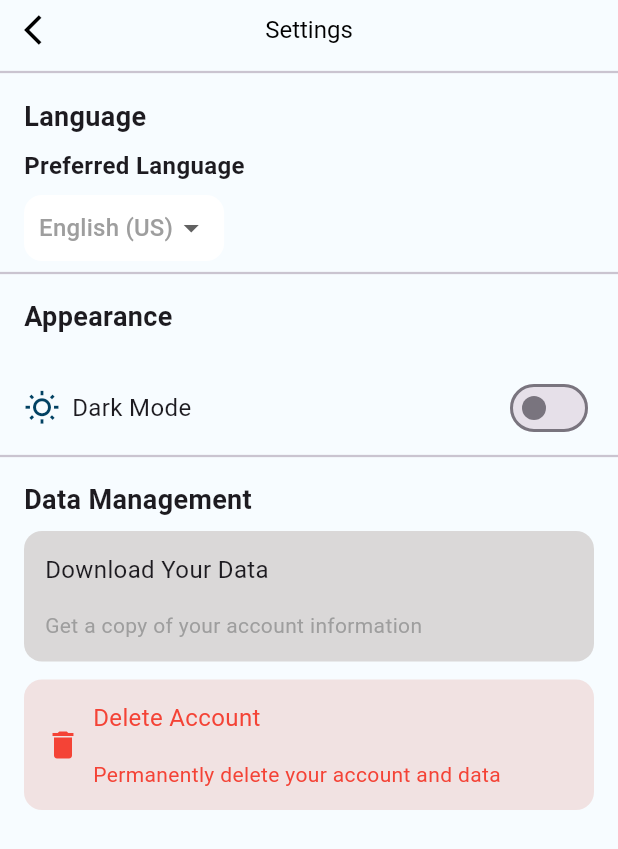
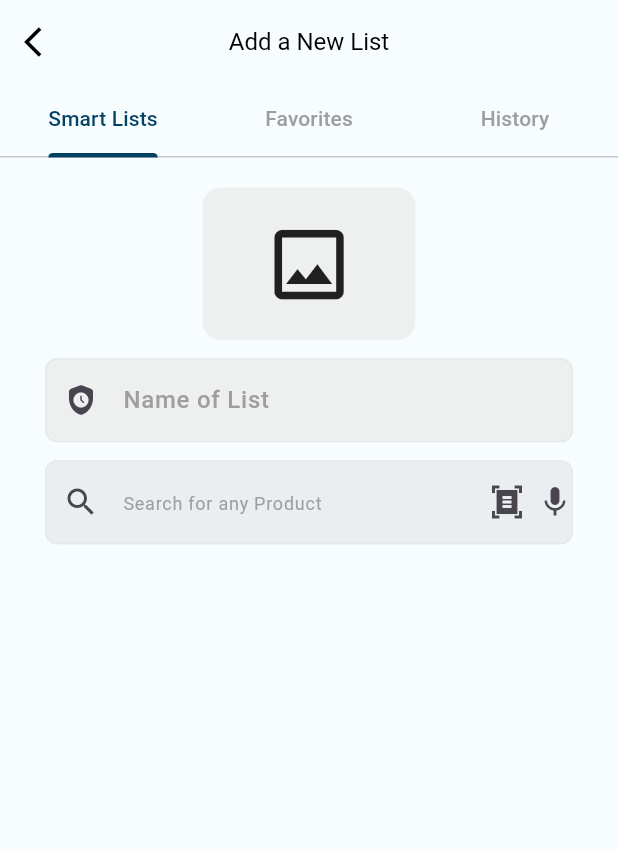
Before and after one commit to Elfouly282/grocery3, a Flutter app: the screen it shows after launch, on a phone screen of 412 x 824 dp. Shown: the top 849 px of the screen. Run offline on Flutter 3.47's test engine with Material 3 defaults, Android fonts, the phone set to English and light mode, and no system bars; our stand-ins replace bloc, cached_network_image, dartz, dio, flutter_bloc, flutter_html and 6 more; missing offline and left inert: data_connection_checker_tv.

Commit message:
Add New List Body

```diff
--- /dev/null
+++ b/lib/Features/Add_New_List/presentation/views/AddNewListView.dart
@@ -0,0 +1,18 @@
+
+import 'package:flutter/material.dart';
+import 'package:grocery3/Features/Add_New_List/presentation/views/widgets/AddNewList_ViewBody.dart';
+
+import '../../../../core/shared_widgets/custom_app_bar.dart';
+import '../../../../main.dart';
+
+class AddnewListView extends StatelessWidget {
+  const AddnewListView({Key? key}) : super(key: key);
+
+  @override
+  Widget build(BuildContext context) {
+    return Scaffold(
+      appBar: CustomAppBar(title: "Add a New List"),
+      body: AddNewListViewBody(),
+    );
+  }
+}
--- /dev/null
+++ b/lib/Features/Add_New_List/presentation/views/widgets/AddNewList_ViewBody.dart
@@ -0,0 +1,109 @@
+import 'package:flutter/material.dart';
+import 'package:grocery3/Features/Add_New_List/presentation/views/widgets/CustomSearchTextField.dart';
+import 'package:grocery3/Features/Add_New_List/presentation/views/widgets/CustomTextField.dart';
+import 'package:grocery3/Features/notification/presentation/views/Custom_BackgroundContainer.dart';
+import 'package:grocery3/core/utils/theme/app_colors.dart';
+
+import '../../../../../core/shared_widgets/custom_app_bar.dart';
+import '../../../../../main.dart';
+
+class AddNewListViewBody extends StatelessWidget {
+  const AddNewListViewBody({Key? key}) : super(key: key);
+
+  @override
+  Widget build(BuildContext context) {
+    return DefaultTabController(
+      length: 3,
+      child: Column(
+        children: [
+          TabBar(
+            labelColor: AppColors.secondary,
+            unselectedLabelColor: Colors.grey,
+            indicatorColor: AppColors.secondary,
+            indicatorWeight: 3,
+            tabs: const [
+              Tab(text: "Smart Lists"),
+              Tab(text: "Favorites"),
+              Tab(text: "History"),
+            ],
+          ),
+          Expanded(
+            child: TabBarView(
+              children: [
+                SmartestLisView(),
+                Center(child: Text("Favorites Content")),
+                Center(child: Text("History Content")),
+              ],
+            ),
+          ),
+        ],
+      ),
+    );
+  }
+}
+
+class SmartestLisView extends StatelessWidget {
+  const SmartestLisView({Key? key}) : super(key: key);
+
+  @override
+  Widget build(BuildContext context) {
+    return CustomScrollView(
+      slivers: [
+        SliverToBoxAdapter(
+          child: Padding(
+            padding: EdgeInsets.symmetric(horizontal: 30),
+            child: Column(
+              children: [
+                const SizedBox(height: 20),
+                Container(
+                  padding: EdgeInsets.symmetric(horizontal: 40, vertical: 20),
+                  decoration: ShapeDecoration(
+                    shape: RoundedRectangleBorder(
+                      borderRadius: BorderRadiusGeometry.circular(12),
+                    ),
+                    color: AppColors.lightGrey,
+                  ),
+                  child: Icon(
+                    Icons.image_outlined,
+                    size: MediaQuery.of(context).size.width * .15,
+                  ),
+                ),
+                const SizedBox(height: 12),
+                CustomTextFormField(
+                  hintText: "Name of List",
+                  filledColor: AppColors.lightGrey,
+                  prefixIcon: Icon(Icons.safety_check_rounded),
+                  hintStyle: TextStyle(
+                    color: AppColors.grey,
+                    fontSize: 16,
+                    fontWeight: FontWeight.w500,
+                  ),
+                ),
+                SizedBox(height: 12),
+                CustomTextSearchField(
+                  hintText: "Search for any Product",
+                  hintStyle: TextStyle(
+                    color: AppColors.grey,
+                    fontSize: 12,
+                    fontWeight: FontWeight.w400,
+                  ),
+                  filledColor: Color(0xffEAEEF0),
+                  prefixIcon: Icon(Icons.search),
+                  suffixIcon: Row(
+                    mainAxisSize: MainAxisSize.min,
+                    children: [
+                      Icon(Icons.document_scanner_sharp),
+                      SizedBox(width: 8),
+                      Icon(Icons.mic),
+                    ],
+                  ),
+                ),
+                SizedBox(height: 12,),
+              ],
+            ),
+          ),
+        ),
+      ],
+    );
+  }
+}
--- /dev/null
+++ b/lib/Features/Add_New_List/presentation/views/widgets/CustomSearchTextField.dart
@@ -0,0 +1,61 @@
+import 'package:flutter/material.dart';
+
+class CustomTextSearchField extends StatelessWidget {
+  final String? hintText;
+
+
+
+
+  final void Function(String?)? onSaved;
+  final void Function(String?)? onchanged;
+  final Color? filledColor;
+  final Widget? suffixIcon;
+  final Widget? prefixIcon;
+  final TextStyle? hintStyle;
+
+  const CustomTextSearchField({
+    super.key,
+    this.hintStyle,
+    this.suffixIcon,
+    this.filledColor,
+    this.onchanged,
+    this.hintText,
+    this.onSaved,
+    this.prefixIcon,
+
+  });
+
+  @override
+  Widget build(BuildContext context) {
+    return TextField(
+
+
+      onChanged: onchanged,
+
+
+      decoration: InputDecoration(
+        filled: true,
+        hintStyle: hintStyle,
+        counterText: "",
+        fillColor:  filledColor,
+        hintText: hintText,
+        suffixIcon:suffixIcon ,
+        prefixIcon: prefixIcon,
+        border: _buildOutlineInputBorder(),
+        enabledBorder: _buildOutlineInputBorder(),
+        focusedBorder: _buildOutlineInputBorder(),
+
+      ),
+    );
+  }
+
+  OutlineInputBorder _buildOutlineInputBorder() {
+    return OutlineInputBorder(
+      borderRadius: BorderRadius.circular(8),
+      borderSide: const BorderSide(
+        width: 1,
+        color: Color(0xffE6E9E9),
+      ),
+    );
+  }
+}
--- /dev/null
+++ b/lib/Features/Add_New_List/presentation/views/widgets/CustomTextField.dart
@@ -0,0 +1,68 @@
+import 'package:flutter/material.dart';
+
+class CustomTextFormField extends StatelessWidget {
+  final String? hintText;
+
+
+
+
+  final void Function(String?)? onSaved;
+  final void Function(String?)? onchanged;
+  final Color? filledColor;
+  final Widget? suffixIcon;
+  final Widget? prefixIcon;
+  final TextStyle? hintStyle;
+
+  const CustomTextFormField({
+    super.key,
+    this.hintStyle,
+    this.suffixIcon,
+    this.filledColor,
+    this.onchanged,
+    this.hintText,
+    this.onSaved,
+    this.prefixIcon,
+
+  });
+
+  @override
+  Widget build(BuildContext context) {
+    return TextFormField(
+
+       onSaved: onSaved,
+      onChanged: onchanged,
+      validator: (value) {
+        if (value == null || value.isEmpty) {
+          return "هذا الحقل مطلوب";
+        }
+        return null;
+      },
+      maxLength: 40,
+
+
+      decoration: InputDecoration(
+        filled: true,
+        hintStyle: hintStyle,
+        counterText: "",
+        fillColor:  filledColor,
+        hintText: hintText,
+        suffixIcon:suffixIcon ,
+        prefixIcon: prefixIcon,
+        border: _buildOutlineInputBorder(),
+        enabledBorder: _buildOutlineInputBorder(),
+        focusedBorder: _buildOutlineInputBorder(),
+
+      ),
+    );
+  }
+
+  OutlineInputBorder _buildOutlineInputBorder() {
+    return OutlineInputBorder(
+      borderRadius: BorderRadius.circular(8),
+      borderSide: const BorderSide(
+        width: 1,
+        color: Color(0xffE6E9E9),
+      ),
+    );
+  }
+}
--- a/lib/Features/AllSettingsAndDarkMode/presentation/views/allSettings_View.dart
+++ b/lib/Features/AllSettingsAndDarkMode/presentation/views/allSettings_View.dart
@@ -13,7 +13,7 @@ class AllsettingsView extends StatelessWidget {
   @override
   Widget build(BuildContext context) {
     return Scaffold(
-      appBar: CustomAppBar(title: "Settings"),
+      appBar:const CustomAppBar(title: "Settings",bottom_divider: true,),
       body: BlocProvider(
         create: (context) => DeleteAccountCubit(getIt.get<DioConsumer>()),
         child: Settingsviewbody(),
--- a/lib/Features/AllSettingsAndDarkMode/presentation/views/widgets/settingsViewBody.dart
+++ b/lib/Features/AllSettingsAndDarkMode/presentation/views/widgets/settingsViewBody.dart
@@ -18,11 +18,11 @@ class Settingsviewbody extends StatelessWidget {
     return Column(
       crossAxisAlignment: CrossAxisAlignment.start,
       children: [
-        LanguageSection(),
-        Custom_Divider(),
-        AppearanceSection(),
-        Custom_Divider(),
-        DataManagmentSection(),
+       const LanguageSection(),
+        const Custom_Divider(),
+        const AppearanceSection(),
+        const Custom_Divider(),
+        const    DataManagmentSection(),
       ],
     );
   }
--- a/lib/Features/notification/presentation/notification_View.dart
+++ b/lib/Features/notification/presentation/notification_View.dart
@@ -16,7 +16,7 @@ class notificationView extends StatelessWidget {
       create: (context) => NotificationCubit(getIt.get<NotificationRepoImpl>())..getSettings(),
       child: Scaffold(
         backgroundColor: AppColors.primary,
-        appBar: CustomAppBar(title: "notifications"),
+        appBar: const CustomAppBar(title: "notifications"),
         body: notificationViewBody_BlocBuilder(),
       ),
     );
--- a/lib/Features/notification/presentation/views/OrderDeliveryNotificationSection.dart
+++ b/lib/Features/notification/presentation/views/OrderDeliveryNotificationSection.dart
@@ -30,7 +30,7 @@ final NotificationEntity notificationEntity;
                       );
                     },
                   ),
-                  Custom_Divider(),
+                 const  Custom_Divider(),
                 ],
               );
             }).toList(),
--- a/lib/Features/notification/presentation/views/notification_View_Body_BlocBuilder.dart
+++ b/lib/Features/notification/presentation/views/notification_View_Body_BlocBuilder.dart
@@ -25,7 +25,7 @@ class notificationViewBody_BlocBuilder extends StatelessWidget {
           builder: (context, state) {
 
             if (state is NotificationFailure) {
-              return Center(child: Text(state.message));
+              return  Center(child: Text(state.message));
             }
             if(state is NotificationSuccess) {
               final order_Delivery_Entity = state.notifications.firstWhere(
--- a/lib/Features/notification/presentation/views/notification_view_body.dart
+++ b/lib/Features/notification/presentation/views/notification_view_body.dart
@@ -24,15 +24,15 @@ class notification_view_Body extends StatelessWidget {
     return Column(
       crossAxisAlignment: CrossAxisAlignment.start,
       children: [
-        SizedBox(height: 18),
-        Text("Order & Delivery Updates", style: AppStyles.font16SemiBold),
-        SizedBox(height: 8),
+      const   SizedBox(height: 18),
+        const  Text("Order & Delivery Updates", style: AppStyles.font16SemiBold),
+        const SizedBox(height: 8),
         OrderDeliveryNotificationSection(notificationEntity: order_Delivery_Entity,),
-        SizedBox(height: 12),
-        Text("Deals & Promotions", style: AppStyles.font16SemiBold),
-        SizedBox(height: 8),
+        const SizedBox(height: 12),
+        const   Text("Deals & Promotions", style: AppStyles.font16SemiBold),
+        const SizedBox(height: 8),
         DealsPromotionsNotificationSection(notificationEntity:Deals_promotions_Entity ,),
-        Text("Account & Reminders", style: AppStyles.font16SemiBold),
+        const   Text("Account & Reminders", style: AppStyles.font16SemiBold),
         AccountRemindersNotificationSection(notificationEntity: account_Reminders_Entity,),
       ],
     );
--- a/lib/core/shared_widgets/custom_app_bar.dart
+++ b/lib/core/shared_widgets/custom_app_bar.dart
@@ -7,12 +7,14 @@ class CustomAppBar extends StatelessWidget implements PreferredSizeWidget {
   final String title;
   final List<Widget>? actions;
   final bool showBackButton;
+   final bool bottom_divider;
 
   const CustomAppBar({
     super.key,
     required this.title,
     this.actions,
     this.showBackButton = true,
+    this.bottom_divider=false
   });
 
   @override
@@ -28,10 +30,10 @@ class CustomAppBar extends StatelessWidget implements PreferredSizeWidget {
         onTap: () => Navigator.pop(context),
         child: Icon(Icons.arrow_back_ios,),
       ),
-      bottom: const PreferredSize(
+      bottom: bottom_divider ? const PreferredSize(
         preferredSize: Size.fromHeight(1),
         child:Custom_Divider()
-      ),
+      ):null ,
     );
   }
 
--- a/lib/core/utils/theme/app_colors.dart
+++ b/lib/core/utils/theme/app_colors.dart
@@ -8,7 +8,7 @@ class AppColors {
   static const Color white = Colors.white;
   static const Color black = Colors.black;
   static const Color grey = Colors.grey;
-  static const Color lightGrey = Color(0xFFDAD8D8);
+  static const Color lightGrey = Color(0xFFEEF0F0);
   static const Color errorcolor = Color(0xFFF1E2E2);
 
 
--- a/lib/main.dart
+++ b/lib/main.dart
@@ -1,13 +1,12 @@
 import 'package:flutter/material.dart';
 import 'package:flutter_bloc/flutter_bloc.dart';
 import 'package:grocery3/Features/AllSettingsAndDarkMode/presentation/cubit/theme/Theme_Cubit.dart';
-import 'package:grocery3/Features/AllSettingsAndDarkMode/presentation/views/allSettings_View.dart';
-import 'package:grocery3/Features/Help&Support/presentation/views/Help_And_Support_View.dart';
-import 'package:grocery3/Features/notification/presentation/notification_View.dart';
+
 import 'package:grocery3/core/bloc_observer/bloc_observer.dart';
-import 'package:grocery3/core/utils/theme/app_colors.dart';
-import 'package:shared_preferences/shared_preferences.dart';
+import 'package:grocery3/core/shared_widgets/custom_app_bar.dart';
 
+
+import 'Features/Add_New_List/presentation/views/AddNewListView.dart';
 import 'core/ dependency_injection/get_it.dart';
 import 'core/helper/cache/cache_helper.dart';
 
@@ -70,7 +69,7 @@ class MyApp extends StatelessWidget {
         title: 'Flutter Demo',
 
 
-        home: AllsettingsView(),
+        home:AddnewListView() ,
       ),
     );
   }
--- a/pubspec.yaml
+++ b/pubspec.yaml
@@ -59,8 +59,10 @@ dependencies:
   # Date & Time
   intl: ^0.19.0
   dartz: ^0.10.1
+
   get_it: ^9.2.1
   flutter_html: ^3.0.0
+  svg_flutter: ^0.0.1
 
 dev_dependencies:
   flutter_test:
@@ -85,8 +87,8 @@ flutter:
   uses-material-design: true
 
   # To add assets to your application, add an assets section, like this:
-  # assets:
-  #   - images/a_dot_burr.jpeg
+  #  assets:
+  #    - assets/images
   #   - images/a_dot_ham.jpeg
 
   # An image asset can refer to one or more resolution-specific "variants", see
```
Also changed, not shown: assets/images/image_outline.svg (added), pubspec.lock, 2 other files.
